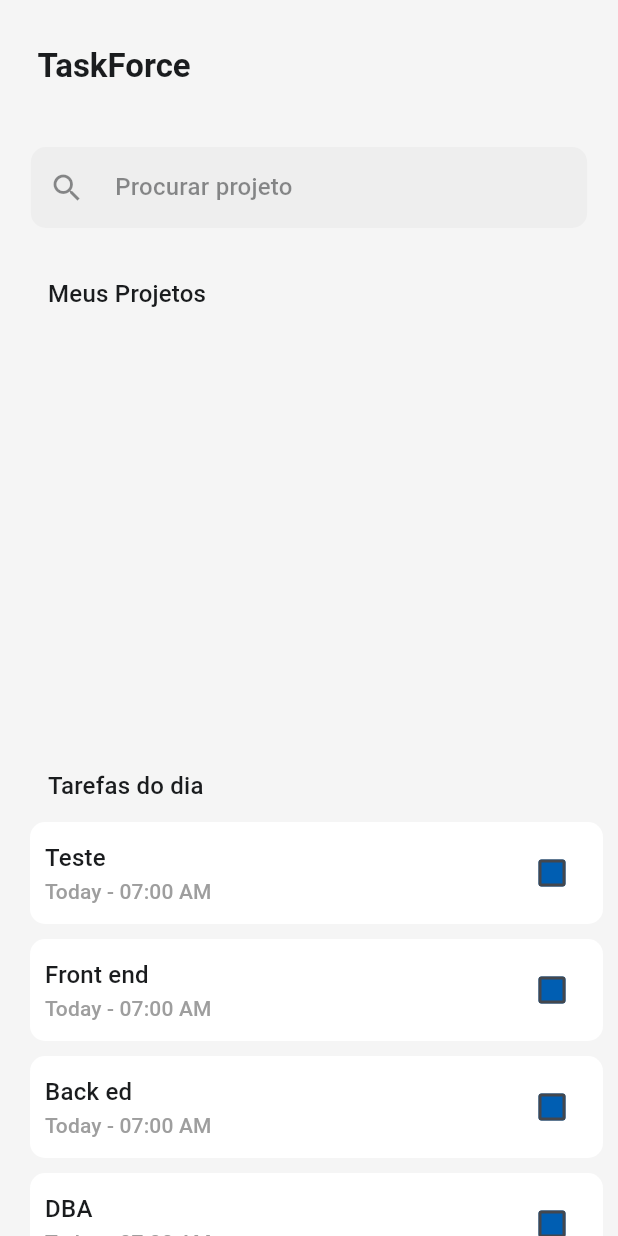
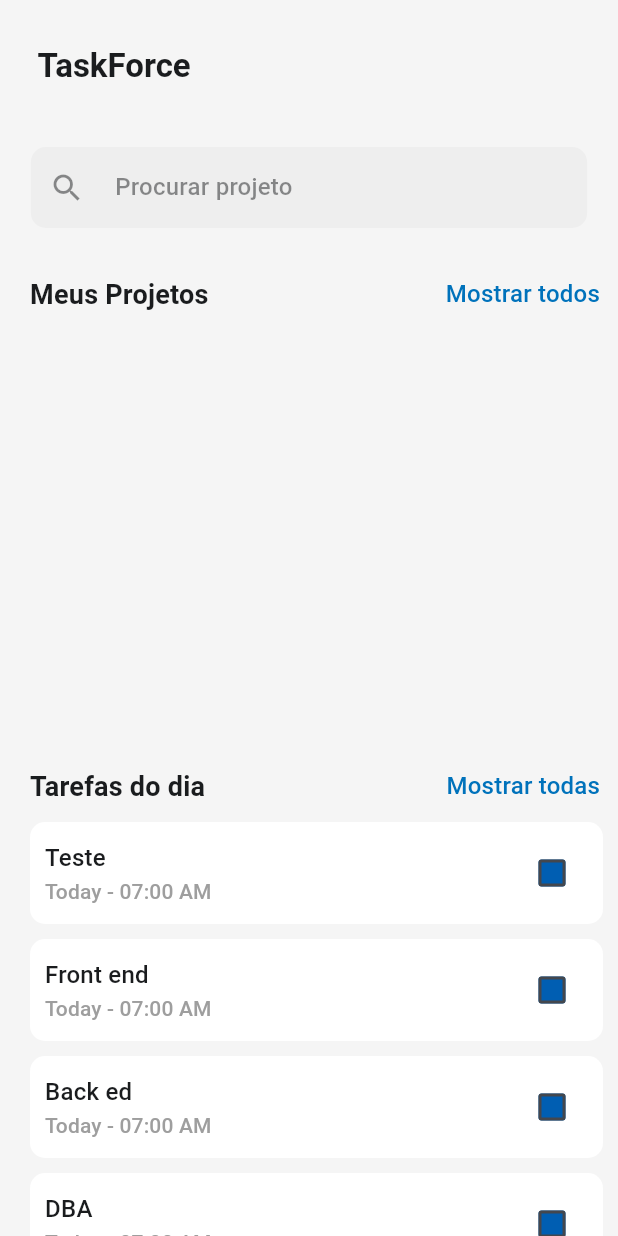
Before and after one commit to cadumeneses/app-manager-project, a Flutter app: the ProjectsOverviewPage screen opened by its route, on a phone screen of 412 x 824 dp. Run offline on Flutter 3.47's test engine with Material 2 defaults, Android fonts, the phone set to English and light mode, and no system bars; our stand-ins replace dio, font_awesome_flutter, shared_preferences; accounts and stored records are empty; network calls fail.

Commit message:
feat: adicionando HeadingWithAction

```diff
--- a/lib/features/home/presentation/ui/home_page.dart
+++ b/lib/features/home/presentation/ui/home_page.dart
@@ -29,7 +29,7 @@ class _HomePageState extends State<HomePage> {
     return Scaffold(
       body: screens[_selectedIndex],
       bottomNavigationBar: BottomNavigationBar(
-        fixedColor: colorScheme.primary,
+        fixedColor: colorScheme.primaryContainer,
         showUnselectedLabels: true,
         unselectedItemColor: colorScheme.outline,
         items: const [
@@ -41,7 +41,15 @@ class _HomePageState extends State<HomePage> {
             label: 'Projetos',
             icon: Icon(Icons.text_snippet),
           ),
-          BottomNavigationBarItem(icon: Center(child: Icon(Icons.add)), label: ''),
+          BottomNavigationBarItem(
+              icon: CircleAvatar(
+                minRadius: 30,
+                child: Icon(
+                  Icons.add,
+                  size: 50,
+                ),
+              ),
+              label: ''),
           BottomNavigationBarItem(
             label: 'Equipe',
             icon: Icon(Icons.diversity_3),
--- /dev/null
+++ b/lib/features/project/presentation/ui/projects_overview/components/heading_with_action.dart
@@ -0,0 +1,45 @@
+import 'package:flutter/material.dart';
+
+class HeadingWithAction extends StatelessWidget {
+  final String headingText;
+  final String actionText;
+  final VoidCallback onActionPressed;
+
+  const HeadingWithAction({
+    Key? key,
+    required this.headingText,
+    required this.actionText,
+    required this.onActionPressed,
+  }) : super(key: key);
+
+  @override
+  Widget build(BuildContext context) {
+    final textTheme = Theme.of(context).textTheme;
+    final colorScheme = Theme.of(context).colorScheme;
+
+    return Padding(
+      padding: const EdgeInsets.only(left: 20),
+      child: Row(
+        mainAxisAlignment: MainAxisAlignment.spaceBetween,
+        children: [
+          Text(
+            headingText,
+            style: textTheme.titleMedium?.copyWith(
+              fontSize: 18,
+              fontWeight: FontWeight.bold,
+            ),
+          ),
+          TextButton(
+            onPressed: onActionPressed,
+            child: Text(
+              actionText,
+              style: textTheme.titleMedium?.copyWith(
+                color: colorScheme.primaryContainer,
+              ),
+            ),
+          )
+        ],
+      ),
+    );
+  }
+}
--- a/lib/features/project/presentation/ui/projects_overview/projects_overview_page.dart
+++ b/lib/features/project/presentation/ui/projects_overview/projects_overview_page.dart
@@ -4,6 +4,7 @@ import 'package:app_manager_project/features/project/infra/repositories/project_
 import 'package:flutter/material.dart';
 import 'package:provider/provider.dart';
 
+import 'components/heading_with_action.dart';
 import 'components/project_search_component.dart';
 
 class ProjectsOverviewPage extends StatefulWidget {
@@ -52,27 +53,18 @@ class _ProjectsOverviewPageState extends State<ProjectsOverviewPage> {
                   child: Text(
                     "TaskForce",
                     style: textTheme.titleLarge?.copyWith(
-                        color: colorScheme.onBackground,
-                        fontWeight: FontWeight.bold),
+                      color: colorScheme.onBackground,
+                      fontWeight: FontWeight.bold,
+                    ),
                   ),
                 ),
                 const SizedBox(height: 10),
                 const ProjectSearchComponent(),
                 const SizedBox(height: 20),
-                Padding(
-                  padding: const EdgeInsets.only(left: 20),
-                  child: Row(
-                    mainAxisAlignment: MainAxisAlignment.spaceBetween,
-                    children: [
-                      TextButton(
-                        onPressed: () {},
-                        child: Text(
-                          'Meus Projetos',
-                          style: textTheme.titleMedium,
-                        ),
-                      )
-                    ],
-                  ),
+                HeadingWithAction(
+                  headingText: 'Meus Projetos',
+                  actionText: 'Mostrar todos',
+                  onActionPressed: () {},
                 ),
                 Container(
                   padding: const EdgeInsets.only(right: 5, left: 20),
@@ -83,7 +75,8 @@ class _ProjectsOverviewPageState extends State<ProjectsOverviewPage> {
                     return ListView.separated(
                         itemCount: projectRepository.projects.length,
                         scrollDirection: Axis.horizontal,
-                        separatorBuilder: (context, index) => const SizedBox(width: 10),
+                        separatorBuilder: (context, index) =>
+                            const SizedBox(width: 10),
                         itemBuilder: ((context, index) {
                           var project = projectRepository.projects[index];
                           return ProjectItemComponent(
@@ -96,20 +89,10 @@ class _ProjectsOverviewPageState extends State<ProjectsOverviewPage> {
                   }),
                 ),
                 const SizedBox(height: 20),
-                Padding(
-                  padding: const EdgeInsets.only(left: 20),
-                  child: Row(
-                    mainAxisAlignment: MainAxisAlignment.spaceBetween,
-                    children: [
-                      TextButton(
-                        onPressed: () {},
-                        child: Text(
-                          'Tarefas do dia',
-                          style: textTheme.titleMedium,
-                        ),
-                      )
-                    ],
-                  ),
+                HeadingWithAction(
+                  headingText: 'Tarefas do dia',
+                  actionText: 'Mostrar todas',
+                  onActionPressed: () {},
                 ),
                 Container(
                   height: 500,
```
